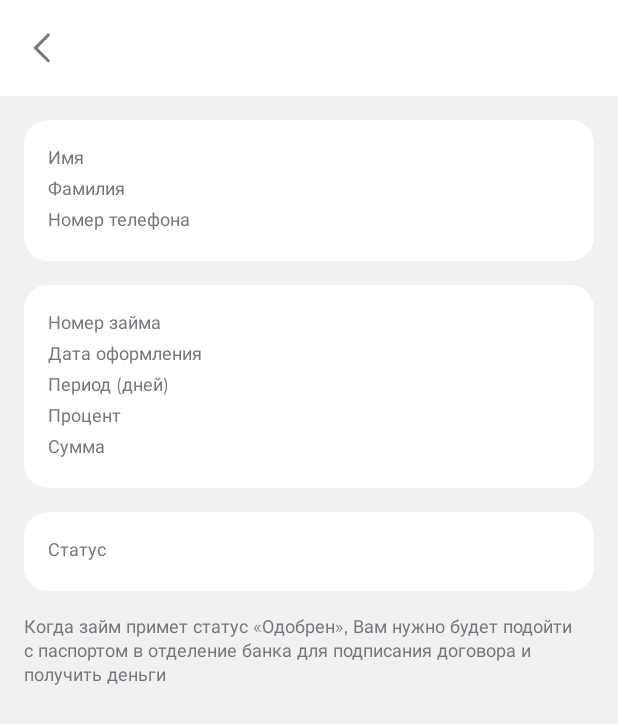
After one commit to EugeneGridnev/Loans, an Android app: the fragment LoanDetailsFragment shown on its own in the app's theme, on a phone screen of 412 x 824 dp. The commit adds this screen. Shown: the top 724 px of the screen. Run offline under Robolectric (Android 15) with nearby library versions, the phone set to English and light mode, and no system bars.

Commit message:
loan details fragment added

```diff
--- /dev/null
+++ b/app/src/main/java/com/shift/shiftfinal/ui/LoanDetailsFragment.kt
@@ -0,0 +1,35 @@
+package com.shift.shiftfinal.ui
+
+import android.os.Bundle
+import android.view.LayoutInflater
+import android.view.View
+import android.view.ViewGroup
+import androidx.fragment.app.Fragment
+import com.shift.shiftfinal.databinding.FragmentLoanDetailsBinding
+
+class LoanDetailsFragment : Fragment() {
+    private var _binding: FragmentLoanDetailsBinding? = null
+    private val binding get() = _binding!!
+
+    override fun onCreateView(
+        inflater: LayoutInflater,
+        container: ViewGroup?,
+        savedInstanceState: Bundle?
+    ): View {
+        _binding = FragmentLoanDetailsBinding.inflate(inflater, container, false)
+        val view = binding.root
+        return view
+    }
+
+    override fun onViewCreated(view: View, savedInstanceState: Bundle?) {
+        super.onViewCreated(view, savedInstanceState)
+
+
+
+    }
+
+    override fun onDestroyView() {
+        super.onDestroyView()
+        _binding = null
+    }
+}
--- /dev/null
+++ b/app/src/main/res/layout/fragment_loan_details.xml
@@ -0,0 +1,348 @@
+<?xml version="1.0" encoding="utf-8"?>
+<LinearLayout xmlns:android="http://schemas.android.com/apk/res/android"
+    xmlns:app="http://schemas.android.com/apk/res-auto"
+    xmlns:tools="http://schemas.android.com/tools"
+    android:layout_width="match_parent"
+    android:layout_height="match_parent"
+    android:background="#F1F1F2"
+    android:orientation="vertical"
+    tools:context=".ui.LoanDetailsFragment">
+
+    <com.google.android.material.appbar.AppBarLayout
+        android:id="@+id/appBarLayout"
+        android:layout_width="match_parent"
+        android:layout_height="wrap_content"
+        android:layout_marginBottom="8dp"
+        app:layout_constraintEnd_toEndOf="parent"
+        app:layout_constraintStart_toStartOf="parent"
+        app:layout_constraintTop_toTopOf="parent">
+
+        <com.google.android.material.appbar.MaterialToolbar
+            android:id="@+id/topAppBar"
+            android:layout_width="match_parent"
+            android:layout_height="?attr/actionBarSize"
+            android:background="@color/white"
+            app:navigationIcon="@drawable/arrow_left" />
+    </com.google.android.material.appbar.AppBarLayout>
+
+    <androidx.constraintlayout.widget.ConstraintLayout
+        android:layout_width="match_parent"
+        android:layout_height="wrap_content"
+        android:layout_marginHorizontal="16dp"
+        android:layout_marginVertical="8dp"
+        android:background="@drawable/loan_background">
+
+        <TextView
+            android:id="@+id/loanNameTitle"
+            android:layout_width="wrap_content"
+            android:layout_height="wrap_content"
+            android:layout_marginStart="16dp"
+            android:lineHeight="16sp"
+            android:text="@string/loan_name_title"
+            android:textColor="@color/font_secondary"
+            android:textFontWeight="400"
+            android:textSize="12sp"
+            app:layout_constraintBottom_toBottomOf="@+id/loanName"
+            app:layout_constraintEnd_toStartOf="@+id/loanName"
+            app:layout_constraintStart_toStartOf="parent"
+            app:layout_constraintTop_toTopOf="@+id/loanName" />
+
+        <TextView
+            android:id="@+id/loanName"
+            android:layout_width="0dp"
+            android:layout_height="wrap_content"
+            android:layout_marginTop="16dp"
+            android:layout_marginEnd="16dp"
+            android:gravity="end"
+            android:lineHeight="18sp"
+            android:textColor="#151E2A"
+            android:textFontWeight="500"
+            android:textSize="14sp"
+            app:layout_constraintBottom_toTopOf="@+id/loanSecondName"
+            app:layout_constraintEnd_toEndOf="parent"
+            app:layout_constraintStart_toEndOf="@+id/loanNameTitle"
+            app:layout_constraintTop_toTopOf="parent"
+            app:layout_constraintVertical_chainStyle="packed"
+            tools:text="Иван" />
+
+        <TextView
+            android:id="@+id/loanSecondNameTitle"
+            android:layout_width="wrap_content"
+            android:layout_height="wrap_content"
+            android:lineHeight="16sp"
+            android:text="@string/loan_second_name_title"
+            android:textColor="@color/font_secondary"
+            android:textFontWeight="400"
+            android:textSize="12sp"
+            app:layout_constraintBottom_toBottomOf="@+id/loanSecondName"
+            app:layout_constraintEnd_toStartOf="@+id/loanSecondName"
+            app:layout_constraintStart_toStartOf="@+id/loanNameTitle"
+            app:layout_constraintTop_toBottomOf="@+id/loanName" />
+
+        <TextView
+            android:id="@+id/loanSecondName"
+            android:layout_width="0dp"
+            android:layout_height="wrap_content"
+            android:layout_marginEnd="16dp"
+            android:gravity="end"
+            android:lineHeight="18sp"
+            android:textColor="#151E2A"
+            android:textFontWeight="500"
+            android:textSize="14sp"
+            app:layout_constraintBottom_toTopOf="@+id/loanTelephoneNumber"
+            app:layout_constraintEnd_toEndOf="parent"
+            app:layout_constraintStart_toEndOf="@+id/loanSecondNameTitle"
+            app:layout_constraintTop_toBottomOf="@+id/loanName"
+            tools:text="Иванов" />
+
+        <TextView
+            android:id="@+id/loanTelephoneNumberTitle"
+            android:layout_width="wrap_content"
+            android:layout_height="wrap_content"
+            android:lineHeight="16sp"
+            android:text="@string/loan_telephone_title"
+            android:textColor="@color/font_secondary"
+            android:textFontWeight="400"
+            android:textSize="12sp"
+            app:layout_constraintBottom_toBottomOf="@+id/loanTelephoneNumber"
+            app:layout_constraintEnd_toStartOf="@+id/loanTelephoneNumber"
+            app:layout_constraintStart_toStartOf="@+id/loanSecondNameTitle"
+            app:layout_constraintTop_toTopOf="@+id/loanTelephoneNumber" />
+
+        <TextView
+            android:id="@+id/loanTelephoneNumber"
+            android:layout_width="0dp"
+            android:layout_height="wrap_content"
+            android:layout_marginEnd="16dp"
+            android:layout_marginBottom="16dp"
+            android:gravity="end"
+            android:lineHeight="18sp"
+            android:textColor="#151E2A"
+            android:textFontWeight="500"
+            android:textSize="14sp"
+            app:layout_constraintBottom_toBottomOf="parent"
+            app:layout_constraintEnd_toEndOf="parent"
+            app:layout_constraintStart_toEndOf="@+id/loanTelephoneNumberTitle"
+            app:layout_constraintTop_toBottomOf="@+id/loanSecondName"
+            tools:text="+7 923 145-88-90" />
+
+    </androidx.constraintlayout.widget.ConstraintLayout>
+
+    <androidx.constraintlayout.widget.ConstraintLayout
+        android:layout_width="match_parent"
+        android:layout_height="wrap_content"
+        android:layout_marginHorizontal="16dp"
+        android:layout_marginVertical="8dp"
+        android:background="@drawable/loan_background">
+
+        <TextView
+            android:id="@+id/loanNumberTitle"
+            android:layout_width="wrap_content"
+            android:layout_height="wrap_content"
+            android:layout_marginStart="16dp"
+            android:lineHeight="16sp"
+            android:text="@string/loan_number_title"
+            android:textColor="@color/font_secondary"
+            android:textFontWeight="400"
+            android:textSize="12sp"
+            app:layout_constraintBottom_toBottomOf="@+id/loanNumber"
+            app:layout_constraintEnd_toStartOf="@+id/loanNumber"
+            app:layout_constraintStart_toStartOf="parent"
+            app:layout_constraintTop_toTopOf="@+id/loanNumber" />
+
+        <TextView
+            android:id="@+id/loanNumber"
+            android:layout_width="0dp"
+            android:layout_height="wrap_content"
+            android:layout_marginTop="16dp"
+            android:layout_marginEnd="16dp"
+            android:gravity="end"
+            android:lineHeight="18sp"
+            android:textColor="#151E2A"
+            android:textFontWeight="500"
+            android:textSize="14sp"
+            app:layout_constraintBottom_toTopOf="@+id/loanDate"
+            app:layout_constraintEnd_toEndOf="parent"
+            app:layout_constraintStart_toEndOf="@+id/loanNumberTitle"
+            app:layout_constraintTop_toTopOf="parent"
+            app:layout_constraintVertical_chainStyle="packed"
+            tools:text="№ 176899134565" />
+
+        <TextView
+            android:id="@+id/loanDateTitle"
+            android:layout_width="wrap_content"
+            android:layout_height="wrap_content"
+            android:lineHeight="16sp"
+            android:text="@string/loan_date_title"
+            android:textColor="@color/font_secondary"
+            android:textFontWeight="400"
+            android:textSize="12sp"
+            app:layout_constraintBottom_toTopOf="@+id/loanPeriod"
+            app:layout_constraintEnd_toStartOf="@+id/loanDate"
+            app:layout_constraintStart_toStartOf="@+id/loanNumberTitle"
+            app:layout_constraintTop_toBottomOf="@+id/loanNumber" />
+
+        <TextView
+            android:id="@+id/loanDate"
+            android:layout_width="0dp"
+            android:layout_height="wrap_content"
+            android:layout_marginEnd="16dp"
+            android:gravity="end"
+            android:lineHeight="18sp"
+            android:textColor="#151E2A"
+            android:textFontWeight="500"
+            android:textSize="14sp"
+            app:layout_constraintBottom_toTopOf="@+id/loanPeriod"
+            app:layout_constraintEnd_toEndOf="parent"
+            app:layout_constraintStart_toEndOf="@+id/loanDateTitle"
+            app:layout_constraintTop_toBottomOf="@+id/loanNumber"
+            tools:text="25.05.2024" />
+
+        <TextView
+            android:id="@+id/loanPeriodTitle"
+            android:layout_width="wrap_content"
+            android:layout_height="wrap_content"
+            android:lineHeight="16sp"
+            android:text="@string/loan_period_title"
+            android:textColor="@color/font_secondary"
+            android:textFontWeight="400"
+            android:textSize="12sp"
+            app:layout_constraintBottom_toTopOf="@+id/loanPercent"
+            app:layout_constraintEnd_toStartOf="@+id/loanPeriod"
+            app:layout_constraintStart_toStartOf="@+id/loanDateTitle"
+            app:layout_constraintTop_toTopOf="@+id/loanPeriod" />
+
+        <TextView
+            android:id="@+id/loanPeriod"
+            android:layout_width="0dp"
+            android:layout_height="wrap_content"
+            android:layout_marginEnd="16dp"
+            android:gravity="end"
+            android:lineHeight="18sp"
+            android:textColor="#151E2A"
+            android:textFontWeight="500"
+            android:textSize="14sp"
+            app:layout_constraintBottom_toTopOf="@+id/loanPercent"
+            app:layout_constraintEnd_toEndOf="parent"
+            app:layout_constraintStart_toEndOf="@+id/loanPeriodTitle"
+            app:layout_constraintTop_toBottomOf="@+id/loanDate"
+            tools:text="5" />
+
+        <TextView
+            android:id="@+id/loanPercentTitle"
+            android:layout_width="wrap_content"
+            android:layout_height="wrap_content"
+            android:lineHeight="16sp"
+            android:text="@string/loan_percent_title"
+            android:textColor="@color/font_secondary"
+            android:textFontWeight="400"
+            android:textSize="12sp"
+            app:layout_constraintBottom_toTopOf="@+id/loanAmount"
+            app:layout_constraintEnd_toStartOf="@+id/loanPercent"
+            app:layout_constraintStart_toStartOf="@+id/loanPeriodTitle"
+            app:layout_constraintTop_toTopOf="@+id/loanPercent" />
+
+        <TextView
+            android:id="@+id/loanPercent"
+            android:layout_width="0dp"
+            android:layout_height="wrap_content"
+            android:layout_marginEnd="16dp"
+            android:gravity="end"
+            android:lineHeight="18sp"
+            android:textColor="#151E2A"
+            android:textFontWeight="500"
+            android:textSize="14sp"
+            app:layout_constraintBottom_toTopOf="@+id/loanAmount"
+            app:layout_constraintEnd_toEndOf="parent"
+            app:layout_constraintStart_toEndOf="@+id/loanPercentTitle"
+            app:layout_constraintTop_toBottomOf="@+id/loanPeriod"
+            tools:text="12 %" />
+
+        <TextView
+            android:id="@+id/loanAmountTitle"
+            android:layout_width="wrap_content"
+            android:layout_height="wrap_content"
+            android:lineHeight="16sp"
+            android:text="@string/loan_amount"
+            android:textColor="@color/font_secondary"
+            android:textFontWeight="400"
+            android:textSize="12sp"
+
+            app:layout_constraintBottom_toBottomOf="@+id/loanAmount"
+            app:layout_constraintEnd_toStartOf="@+id/loanAmount"
+            app:layout_constraintStart_toStartOf="@+id/loanPercentTitle"
+            app:layout_constraintTop_toBottomOf="@+id/loanPercent" />
+
+        <TextView
+            android:id="@+id/loanAmount"
+            android:layout_width="0dp"
+            android:layout_height="wrap_content"
+            android:layout_marginEnd="16dp"
+            android:layout_marginBottom="16dp"
+            android:gravity="end"
+            android:lineHeight="18sp"
+            android:textColor="#151E2A"
+            android:textFontWeight="500"
+            android:textSize="14sp"
+            app:layout_constraintBottom_toBottomOf="parent"
+            app:layout_constraintEnd_toEndOf="parent"
+            app:layout_constraintStart_toEndOf="@+id/loanAmountTitle"
+            app:layout_constraintTop_toBottomOf="@+id/loanPercent"
+            tools:text="10 000 ₽" />
+
+    </androidx.constraintlayout.widget.ConstraintLayout>
+
+    <androidx.constraintlayout.widget.ConstraintLayout
+        android:layout_width="match_parent"
+        android:layout_height="wrap_content"
+        android:layout_marginHorizontal="16dp"
+        android:layout_marginVertical="8dp"
+        android:background="@drawable/loan_background">
+
+        <TextView
+            android:id="@+id/loanStatusTitle"
+            android:layout_width="wrap_content"
+            android:layout_height="wrap_content"
+            android:layout_marginStart="16dp"
+            android:lineHeight="16sp"
+            android:text="@string/loan_status_title"
+            android:textColor="@color/font_secondary"
+            android:textFontWeight="400"
+            android:textSize="12sp"
+            app:layout_constraintBottom_toBottomOf="@+id/loanStatus"
+            app:layout_constraintEnd_toStartOf="@+id/loanStatus"
+            app:layout_constraintStart_toStartOf="parent"
+            app:layout_constraintTop_toTopOf="@+id/loanStatus" />
+
+        <TextView
+            android:id="@+id/loanStatus"
+            android:layout_width="0dp"
+            android:layout_height="wrap_content"
+            android:layout_marginVertical="16dp"
+            android:layout_marginEnd="16dp"
+            android:gravity="end"
+            android:lineHeight="18sp"
+            android:textFontWeight="500"
+            android:textSize="14sp"
+            app:layout_constraintBottom_toBottomOf="parent"
+            app:layout_constraintEnd_toEndOf="parent"
+            app:layout_constraintStart_toEndOf="@+id/loanStatusTitle"
+            app:layout_constraintTop_toTopOf="parent"
+            app:layout_constraintVertical_chainStyle="packed"
+            tools:text="На рассмотрении"
+            tools:textColor="@color/indicator_attention" />
+
+    </androidx.constraintlayout.widget.ConstraintLayout>
+
+    <TextView
+        android:layout_width="match_parent"
+        android:layout_height="wrap_content"
+        android:layout_marginHorizontal="16dp"
+        android:layout_marginVertical="8dp"
+        android:lineHeight="16sp"
+        android:textColor="@color/font_secondary"
+        android:textFontWeight="400"
+        android:textSize="12sp"
+        android:text="@string/loan_details_hint_text"/>
+
+</LinearLayout>
--- a/app/src/main/res/values/colors.xml
+++ b/app/src/main/res/values/colors.xml
@@ -4,4 +4,7 @@
     <color name="white">#FFFFFFFF</color>
     <color name="bg_disable">#E5E5E5</color>
     <color name="icon_primary">#151E2A</color>
+    <color name="font_secondary">#73787F</color>
+    <color name="indicator_attention">#FE9800</color>
+    <color name="permanent_primary">#FED200</color>
 </resources>
--- a/app/src/main/res/values/strings.xml
+++ b/app/src/main/res/values/strings.xml
@@ -15,4 +15,14 @@
     <string name="login_button_text">Войти</string>
     <string name="enter_tab_button_text">Вход</string>
     <string name="registration_tab_text">Регистрация</string>
+    <string name="loan_details_hint_text">Когда займ примет статус «Одобрен», Вам нужно будет подойти с паспортом в отделение банка для подписания договора и получить деньги</string>
+    <string name="loan_status_title">Статус</string>
+    <string name="loan_amount">Сумма</string>
+    <string name="loan_percent_title">Процент</string>
+    <string name="loan_period_title">Период (дней)</string>
+    <string name="loan_date_title">Дата оформления</string>
+    <string name="loan_number_title">Номер займа</string>
+    <string name="loan_telephone_title">Номер телефона</string>
+    <string name="loan_second_name_title">Фамилия</string>
+    <string name="loan_name_title">Имя</string>
 </resources>
```
